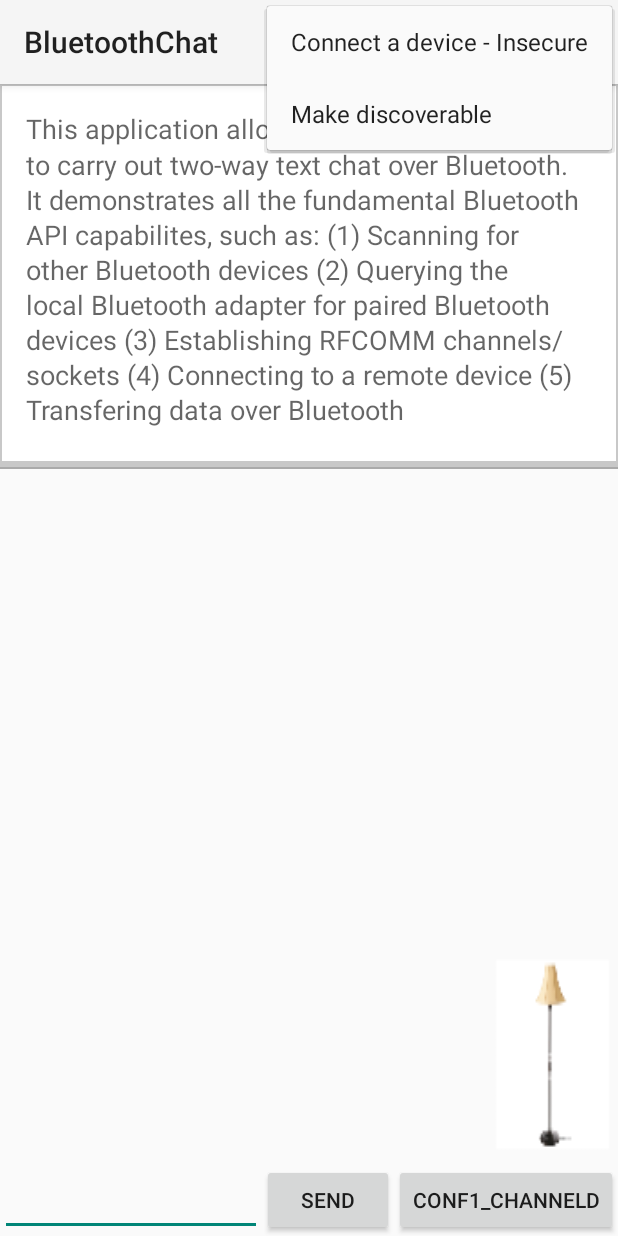
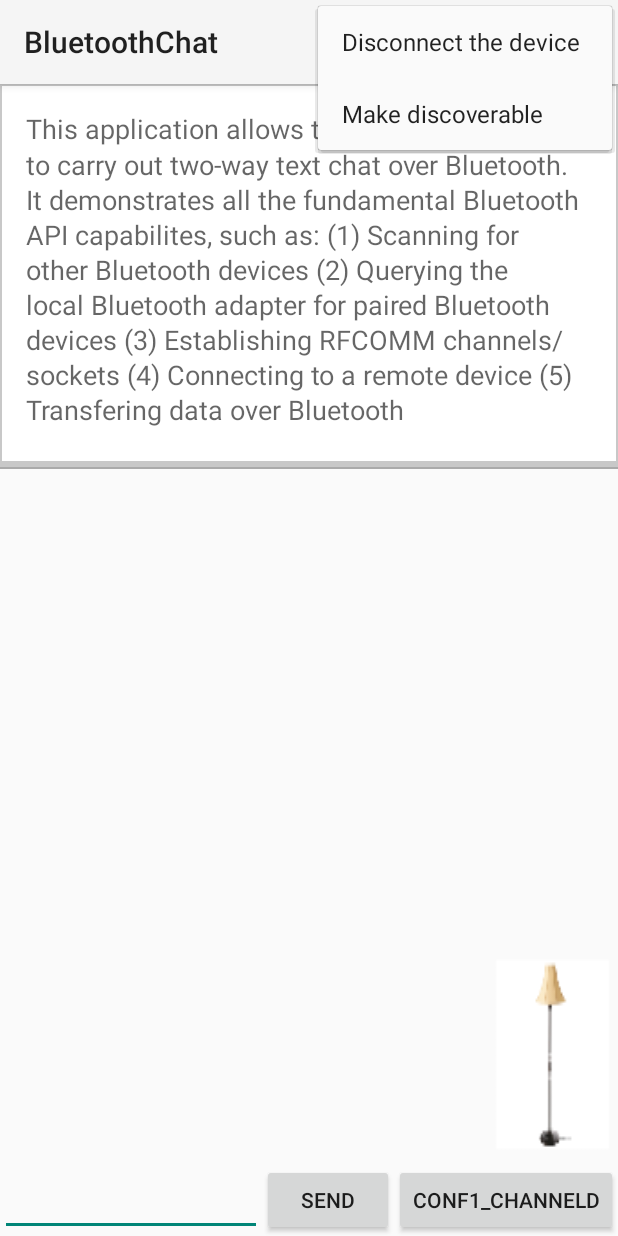
Before and after one commit to dwhitfield6/Android_HomeAutomation, an Android app: the screen it shows after launch (MainActivity), with the options menu open, on a phone screen of 412 x 824 dp. Run offline under Robolectric (Android 15) with nearby library versions, the phone set to English and light mode, and no system bars.

Commit message:
Added disconnect button
erased button for insecure connection and replaced it with a disconnect
button.

```diff
--- a/Application/src/main/res/menu/bluetooth_chat.xml
+++ b/Application/src/main/res/menu/bluetooth_chat.xml
@@ -22,9 +22,9 @@
         android:title="@string/secure_connect"/>
 
     <item
-        android:id="@+id/insecure_connect_scan"
+        android:id="@+id/disconnect"
         android:showAsAction="never"
-        android:title="@string/insecure_connect"/>
+        android:title="@string/disconnect"/>
 
     <item
         android:id="@+id/discoverable"
--- a/Application/src/main/res/values/strings.xml
+++ b/Application/src/main/res/values/strings.xml
@@ -36,7 +36,7 @@
 
     <!-- Options Menu -->
     <string name="secure_connect">Connect a device - Secure</string>
-    <string name="insecure_connect">Connect a device - Insecure</string>
+    <string name="disconnect">Disconnect the device</string>
     <string name="discoverable">Make discoverable</string>
 
 </resources>
```
Also changed, not shown: Application/src/main/java/com/example/android/bluetoothchat/BluetoothChatFragment.java (+12 -10 lines), Application/src/main/java/com/example/android/bluetoothchat/BluetoothChatService.java (+1 -12 lines), 65 other files.
